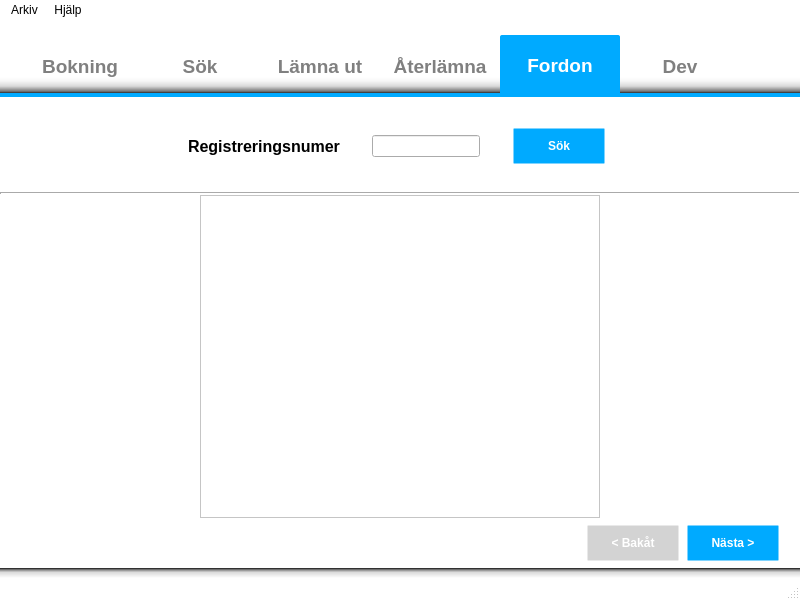
nilsknacken/A3B-repo, file sandbox/martin/local/gui/MainWindow.ui: the form before one commit.
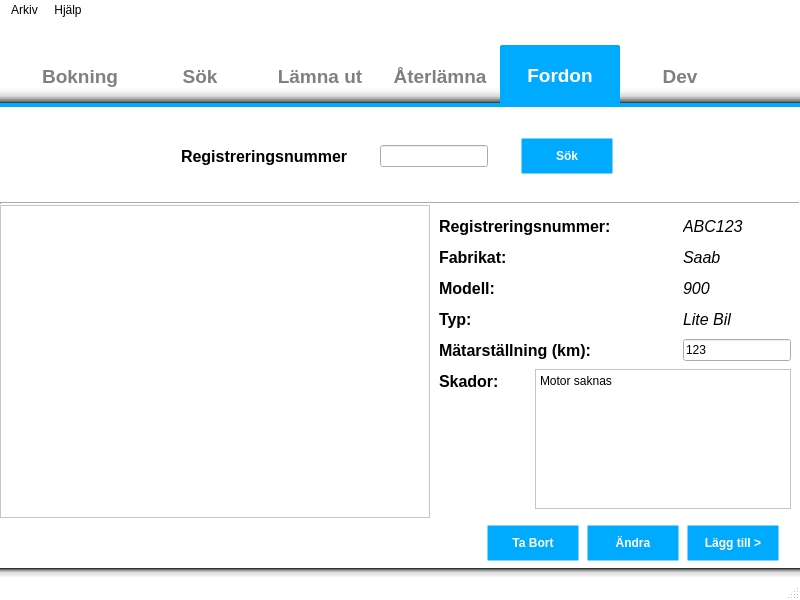
The form after the commit. The open tabs and pages were chosen to show the change. Icons and pictures are not drawn.

```diff
--- a/sandbox/martin/local/gui/MainWindow.ui
+++ b/sandbox/martin/local/gui/MainWindow.ui
@@ -446,6 +446,9 @@
 QFrame {
 background: solid white; }
 
+Line{
+border-color: rgb(0, 170, 255); }
+
 QTabWidget::tab-bar {
 left: 20px;}
 QTabWidget::pane {
@@ -465,6 +468,9 @@
 font:;color: white;}
 QTabBar::tab:!selected {
 font:;color: grey;}
+QTabBar::tab:disabled {
+font:;color: lightgrey;}
+
 
 
 QPushButton {
@@ -522,7 +528,10 @@
 border-top-left-radius: 2px;
 border-top-right-radius: 2px; 
 font: bold; }
-</string>
+
+
+QMessageBox {
+background: solid white; }</string>
   </property>
   <property name="dockOptions">
    <set>QMainWindow::AllowTabbedDocks|QMainWindow::AnimatedDocks</set>
@@ -535,14 +544,11 @@
     <string notr="true"/>
    </property>
    <layout class="QVBoxLayout" name="verticalLayout">
-    <property name="spacing">
-     <number>0</number>
-    </property>
     <property name="leftMargin">
      <number>0</number>
     </property>
     <property name="topMargin">
-     <number>15</number>
+     <number>25</number>
     </property>
     <property name="rightMargin">
      <number>0</number>
@@ -552,6 +558,12 @@
     </property>
     <item>
      <widget class="QTabWidget" name="tabWidgetMainTab">
+      <property name="sizePolicy">
+       <sizepolicy hsizetype="Preferred" vsizetype="Expanding">
+        <horstretch>0</horstretch>
+        <verstretch>0</verstretch>
+       </sizepolicy>
+      </property>
       <property name="font">
        <font>
         <pointsize>14</pointsize>
@@ -1730,171 +1742,6 @@
         <property name="spacing">
          <number>0</number>
         </property>
-        <item row="0" column="0" colspan="2">
-         <layout class="QGridLayout" name="gridLayoutP2Top">
-          <property name="leftMargin">
-           <number>0</number>
-          </property>
-          <property name="topMargin">
-           <number>9</number>
-          </property>
-          <property name="rightMargin">
-           <number>0</number>
-          </property>
-          <item row="0" column="5">
-           <widget class="QPushButton" name="pushButtonP2search">
-            <property name="text">
-             <string>Sök</string>
-            </property>
-           </widget>
-          </item>
-          <item row="0" column="4">
-           <spacer name="horizontalSpacer_9">
-            <property name="orientation">
-             <enum>Qt::Horizontal</enum>
-            </property>
-            <property name="sizeType">
-             <enum>QSizePolicy::Fixed</enum>
-            </property>
-            <property name="sizeHint" stdset="0">
-             <size>
-              <width>20</width>
-              <height>0</height>
-             </size>
-            </property>
-           </spacer>
-          </item>
-          <item row="1" column="5">
-           <widget class="QCheckBox" name="checkBoxP2coming">
-            <property name="text">
-             <string>Kommande</string>
-            </property>
-           </widget>
-          </item>
-          <item row="0" column="7" rowspan="2">
-           <spacer name="verticalSpacer_17">
-            <property name="orientation">
-             <enum>Qt::Vertical</enum>
-            </property>
-            <property name="sizeType">
-             <enum>QSizePolicy::Fixed</enum>
-            </property>
-            <property name="sizeHint" stdset="0">
-             <size>
-              <width>0</width>
-              <height>80</height>
-             </size>
-            </property>
-           </spacer>
-          </item>
-          <item row="2" column="0" colspan="8">
-           <widget class="Line" name="line_6">
-            <property name="lineWidth">
-             <number>2</number>
-            </property>
-            <property name="orientation">
-             <enum>Qt::Horizontal</enum>
-            </property>
-           </widget>
-          </item>
-          <item row="0" column="0" rowspan="2">
-           <spacer name="horizontalSpacer_40">
-            <property name="orientation">
-             <enum>Qt::Horizontal</enum>
-            </property>
-            <property name="sizeHint" stdset="0">
-             <size>
-              <width>40</width>
-              <height>20</height>
-             </size>
-            </property>
-           </spacer>
-          </item>
-          <item row="0" column="6" rowspan="2">
-           <spacer name="horizontalSpacer_39">
-            <property name="orientation">
-             <enum>Qt::Horizontal</enum>
-            </property>
-            <property name="sizeHint" stdset="0">
-             <size>
-              <width>40</width>
-              <height>20</height>
-             </size>
-            </property>
-           </spacer>
-          </item>
-          <item row="1" column="1" colspan="2">
-           <widget class="QCheckBox" name="checkBoxP2closed">
-            <property name="text">
-             <string>Avslutade</string>
-            </property>
-           </widget>
-          </item>
-          <item row="1" column="3" colspan="2">
-           <widget class="QCheckBox" name="checkBoxP2active">
-            <property name="text">
-             <string>Aktiva</string>
-            </property>
-           </widget>
-          </item>
-          <item row="0" column="1" colspan="3">
-           <widget class="QStackedWidget" name="stackedWidgetP2toggle_date_string">
-            <property name="layoutDirection">
-             <enum>Qt::LeftToRight</enum>
-            </property>
-            <property name="currentIndex">
-             <number>1</number>
-            </property>
-            <widget class="QWidget" name="pageP2string">
-             <layout class="QHBoxLayout" name="horizontalLayout_4">
-              <property name="margin">
-               <number>0</number>
-              </property>
-              <item>
-               <widget class="QLineEdit" name="lineEditSearch">
-                <property name="minimumSize">
-                 <size>
-                  <width>0</width>
-                  <height>0</height>
-                 </size>
-                </property>
-               </widget>
-              </item>
-             </layout>
-            </widget>
-            <widget class="QWidget" name="pageP2date_2">
-             <layout class="QVBoxLayout" name="verticalLayout_2">
-              <property name="leftMargin">
-               <number>80</number>
-              </property>
-              <property name="topMargin">
-               <number>0</number>
-              </property>
-              <property name="rightMargin">
-               <number>0</number>
-              </property>
-              <property name="bottomMargin">
-               <number>0</number>
-              </property>
-              <item>
-               <widget class="QDateEdit" name="dateEdit">
-                <property name="sizePolicy">
-                 <sizepolicy hsizetype="Fixed" vsizetype="Fixed">
-                  <horstretch>0</horstretch>
-                  <verstretch>0</verstretch>
-                 </sizepolicy>
-                </property>
-                <property name="calendarPopup">
-                 <bool>true</bool>
-                </property>
-               </widget>
-              </item>
-             </layout>
-            </widget>
-           </widget>
-          </item>
-         </layout>
-        </item>
         <item row="1" column="0">
          <widget class="QFrame" name="frameP2Middle">
           <property name="sizePolicy">
@@ -3149,47 +2996,15 @@
        <attribute name="title">
         <string>Fordon</string>
        </attribute>
-       <layout class="QGridLayout" name="gridLayout_5">
-        <property name="margin">
-         <number>0</number>
-        </property>
+       <layout class="QVBoxLayout" name="verticalLayout_2">
         <property name="spacing">
          <number>0</number>
         </property>
-        <item row="1" column="1">
-         <widget class="QTableWidget" name="tableWidgetP5">
-          <property name="sizePolicy">
-           <sizepolicy hsizetype="Expanding" vsizetype="Expanding">
-            <horstretch>0</horstretch>
-            <verstretch>0</verstretch>
-           </sizepolicy>
-          </property>
-          <property name="maximumSize">
-           <size>
-            <width>500</width>
-            <height>16777215</height>
-           </size>
-          </property>
-         </widget>
-        </item>
-        <item row="1" column="2">
-         <spacer name="horizontalSpacer_21">
-          <property name="orientation">
-           <enum>Qt::Horizontal</enum>
-          </property>
-          <property name="sizeType">
-           <enum>QSizePolicy::Fixed</enum>
-          </property>
-          <property name="sizeHint" stdset="0">
-           <size>
-            <width>200</width>
-            <height>20</height>
-           </size>
-          </property>
-         </spacer>
-        </item>
-        <item row="0" column="0" colspan="3">
-         <layout class="QGridLayout" name="gridLayout_18">
+        <property name="margin">
+         <number>0</number>
+        </property>
+        <item>
+         <layout class="QGridLayout" name="gridLayoutP5top">
           <property name="leftMargin">
            <number>0</number>
           </property>
@@ -3290,7 +3105,7 @@
              </font>
             </property>
             <property name="text">
-             <string>Registreringsnumer</string>
+             <string>Registreringsnummer</string>
             </property>
            </widget>
           </item>
@@ -3322,45 +3137,358 @@
           </item>
          </layout>
         </item>
-        <item row="1" column="0">
-         <spacer name="horizontalSpacer_20">
-          <property name="orientation">
-           <enum>Qt::Horizontal</enum>
+        <item>
+         <layout class="QHBoxLayout" name="horizontalLayout_6">
+          <property name="spacing">
+           <number>0</number>
           </property>
-          <property name="sizeType">
-           <enum>QSizePolicy::Fixed</enum>
-          </property>
-          <property name="sizeHint" stdset="0">
-           <size>
-            <width>200</width>
-            <height>20</height>
-           </size>
-          </property>
-         </spacer>
-        </item>
-        <item row="2" column="0" colspan="3">
-         <layout class="QGridLayout" name="gridLayout_13">
-          <item row="0" column="2">
-           <widget class="QPushButton" name="pushButtonP5next">
-            <property name="text">
-             <string>Nästa &gt;</string>
+          <item>
+           <widget class="QTableWidget" name="tableWidgetP5">
+            <property name="sizePolicy">
+             <sizepolicy hsizetype="Expanding" vsizetype="Expanding">
+              <horstretch>0</horstretch>
+              <verstretch>0</verstretch>
+             </sizepolicy>
             </property>
-           </widget>
-          </item>
-          <item row="0" column="0">
-           <spacer name="horizontalSpacer_36">
-            <property name="orientation">
-             <enum>Qt::Horizontal</enum>
-            </property>
-            <property name="sizeHint" stdset="0">
+            <property name="maximumSize">
              <size>
-              <width>40</width>
-              <height>20</height>
+              <width>500</width>
+              <height>16777215</height>
              </size>
             </property>
-           </spacer>
+           </widget>
           </item>
+          <item>
+           <layout class="QGridLayout" name="gridLayout_5">
+            <property name="horizontalSpacing">
+             <number>20</number>
+            </property>
+            <property name="margin">
+             <number>9</number>
+            </property>
+            <item row="4" column="0" colspan="2">
+             <widget class="QLabel" name="label_18">
+              <property name="sizePolicy">
+               <sizepolicy hsizetype="Preferred" vsizetype="Fixed">
+                <horstretch>0</horstretch>
+                <verstretch>0</verstretch>
+               </sizepolicy>
+              </property>
+              <property name="minimumSize">
+               <size>
+                <width>0</width>
+                <height>25</height>
+               </size>
+              </property>
+              <property name="font">
+               <font>
+                <pointsize>12</pointsize>
+                <weight>75</weight>
+                <bold>true</bold>
+               </font>
+              </property>
+              <property name="text">
+               <string>Mätarställning (km):</string>
+              </property>
+             </widget>
+            </item>
+            <item row="1" column="0" colspan="2">
+             <widget class="QLabel" name="label_4">
+              <property name="sizePolicy">
+               <sizepolicy hsizetype="Preferred" vsizetype="Fixed">
+                <horstretch>0</horstretch>
+                <verstretch>0</verstretch>
+               </sizepolicy>
+              </property>
+              <property name="minimumSize">
+               <size>
+                <width>0</width>
+                <height>25</height>
+               </size>
+              </property>
+              <property name="font">
+               <font>
+                <pointsize>12</pointsize>
+                <weight>75</weight>
+                <bold>true</bold>
+               </font>
+              </property>
+              <property name="text">
+               <string>Fabrikat:</string>
+              </property>
+             </widget>
+            </item>
+            <item row="0" column="0" colspan="2">
+             <widget class="QLabel" name="label_3">
+              <property name="sizePolicy">
+               <sizepolicy hsizetype="Preferred" vsizetype="Fixed">
+                <horstretch>0</horstretch>
+                <verstretch>0</verstretch>
+               </sizepolicy>
+              </property>
+              <property name="minimumSize">
+               <size>
+                <width>0</width>
+                <height>25</height>
+               </size>
+              </property>
+              <property name="font">
+               <font>
+                <pointsize>12</pointsize>
+                <weight>75</weight>
+                <bold>true</bold>
+               </font>
+              </property>
+              <property name="text">
+               <string>Registreringsnummer:</string>
+              </property>
+             </widget>
+            </item>
+            <item row="5" column="1" rowspan="2" colspan="2">
+             <widget class="QPlainTextEdit" name="plainTextEditP5damages">
+              <property name="sizePolicy">
+               <sizepolicy hsizetype="Preferred" vsizetype="Expanding">
+                <horstretch>0</horstretch>
+                <verstretch>0</verstretch>
+               </sizepolicy>
+              </property>
+              <property name="minimumSize">
+               <size>
+                <width>200</width>
+                <height>0</height>
+               </size>
+              </property>
+              <property name="maximumSize">
+               <size>
+                <width>300</width>
+                <height>16777215</height>
+               </size>
+              </property>
+              <property name="readOnly">
+               <bool>true</bool>
+              </property>
+              <property name="plainText">
+               <string>Motor saknas</string>
+              </property>
+             </widget>
+            </item>
+            <item row="5" column="0">
+             <widget class="QLabel" name="label_19">
+              <property name="sizePolicy">
+               <sizepolicy hsizetype="Preferred" vsizetype="Fixed">
+                <horstretch>0</horstretch>
+                <verstretch>0</verstretch>
+               </sizepolicy>
+              </property>
+              <property name="minimumSize">
+               <size>
+                <width>0</width>
+                <height>25</height>
+               </size>
+              </property>
+              <property name="font">
+               <font>
+                <pointsize>12</pointsize>
+                <weight>75</weight>
+                <bold>true</bold>
+               </font>
+              </property>
+              <property name="text">
+               <string>Skador:</string>
+              </property>
+             </widget>
+            </item>
+            <item row="4" column="2">
+             <widget class="QLineEdit" name="lineEditP5mileage">
+              <property name="sizePolicy">
+               <sizepolicy hsizetype="Fixed" vsizetype="Fixed">
+                <horstretch>0</horstretch>
+                <verstretch>0</verstretch>
+               </sizepolicy>
+              </property>
+              <property name="minimumSize">
+               <size>
+                <width>100</width>
+                <height>0</height>
+               </size>
+              </property>
+              <property name="text">
+               <string>123</string>
+              </property>
+              <property name="maxLength">
+               <number>6</number>
+              </property>
+              <property name="readOnly">
+               <bool>true</bool>
+              </property>
+             </widget>
+            </item>
+            <item row="3" column="2">
+             <widget class="QLabel" name="label_20">
+              <property name="sizePolicy">
+               <sizepolicy hsizetype="Fixed" vsizetype="Preferred">
+                <horstretch>0</horstretch>
+                <verstretch>0</verstretch>
+               </sizepolicy>
+              </property>
+              <property name="minimumSize">
+               <size>
+                <width>100</width>
+                <height>0</height>
+               </size>
+              </property>
+              <property name="font">
+               <font>
+                <pointsize>12</pointsize>
+                <italic>true</italic>
+               </font>
+              </property>
+              <property name="text">
+               <string>Lite Bil</string>
+              </property>
+             </widget>
+            </item>
+            <item row="0" column="2">
+             <widget class="QLabel" name="label_21">
+              <property name="sizePolicy">
+               <sizepolicy hsizetype="Fixed" vsizetype="Preferred">
+                <horstretch>0</horstretch>
+                <verstretch>0</verstretch>
+               </sizepolicy>
+              </property>
+              <property name="minimumSize">
+               <size>
+                <width>100</width>
+                <height>0</height>
+               </size>
+              </property>
+              <property name="font">
+               <font>
+                <pointsize>12</pointsize>
+                <italic>true</italic>
+               </font>
+              </property>
+              <property name="text">
+               <string>ABC123</string>
+              </property>
+             </widget>
+            </item>
+            <item row="1" column="2">
+             <widget class="QLabel" name="label_22">
+              <property name="sizePolicy">
+               <sizepolicy hsizetype="Fixed" vsizetype="Preferred">
+                <horstretch>0</horstretch>
+                <verstretch>0</verstretch>
+               </sizepolicy>
+              </property>
+              <property name="minimumSize">
+               <size>
+                <width>100</width>
+                <height>0</height>
+               </size>
+              </property>
+              <property name="font">
+               <font>
+                <pointsize>12</pointsize>
+                <italic>true</italic>
+               </font>
+              </property>
+              <property name="text">
+               <string>Saab</string>
+              </property>
+             </widget>
+            </item>
+            <item row="2" column="2">
+             <widget class="QLabel" name="label_23">
+              <property name="sizePolicy">
+               <sizepolicy hsizetype="Fixed" vsizetype="Preferred">
+                <horstretch>0</horstretch>
+                <verstretch>0</verstretch>
+               </sizepolicy>
+              </property>
+              <property name="minimumSize">
+               <size>
+                <width>100</width>
+                <height>0</height>
+               </size>
+              </property>
+              <property name="font">
+               <font>
+                <pointsize>12</pointsize>
+                <italic>true</italic>
+               </font>
+              </property>
+              <property name="text">
+               <string>900</string>
+              </property>
+             </widget>
+            </item>
+            <item row="3" column="0" colspan="2">
+             <widget class="QLabel" name="label_17">
+              <property name="sizePolicy">
+               <sizepolicy hsizetype="Preferred" vsizetype="Fixed">
+                <horstretch>0</horstretch>
+                <verstretch>0</verstretch>
+               </sizepolicy>
+              </property>
+              <property name="minimumSize">
+               <size>
+                <width>0</width>
+                <height>25</height>
+               </size>
+              </property>
+              <property name="font">
+               <font>
+                <pointsize>12</pointsize>
+                <weight>75</weight>
+                <bold>true</bold>
+               </font>
+              </property>
+              <property name="text">
+               <string>Typ:</string>
+              </property>
+             </widget>
+            </item>
+            <item row="2" column="0" colspan="2">
+             <widget class="QLabel" name="label_5">
+              <property name="sizePolicy">
+               <sizepolicy hsizetype="Preferred" vsizetype="Fixed">
+                <horstretch>0</horstretch>
+                <verstretch>0</verstretch>
+               </sizepolicy>
+              </property>
+              <property name="minimumSize">
+               <size>
+                <width>0</width>
+                <height>25</height>
+               </size>
+              </property>
+              <property name="font">
+               <font>
+                <pointsize>12</pointsize>
+                <weight>75</weight>
+                <bold>true</bold>
+               </font>
+              </property>
+              <property name="text">
+               <string>Modell:</string>
+              </property>
+             </widget>
+            </item>
+           </layout>
+          </item>
+         </layout>
+        </item>
+        <item>
+         <layout class="QGridLayout" name="gridLayoutP5bottom">
           <item row="0" column="3">
+           <widget class="QPushButton" name="pushButtonP5add">
+            <property name="text">
+             <string>Lägg till &gt;</string>
+            </property>
+           </widget>
+          </item>
+          <item row="0" column="4">
            <spacer name="verticalSpacer_16">
             <property name="orientation">
              <enum>Qt::Vertical</enum>
@@ -3376,18 +3504,51 @@
             </property>
            </spacer>
           </item>
-          <item row="0" column="1">
-           <widget class="QPushButton" name="pushButtonP5back">
+          <item row="0" column="0">
+           <spacer name="horizontalSpacer_36">
+            <property name="orientation">
+             <enum>Qt::Horizontal</enum>
+            </property>
+            <property name="sizeHint" stdset="0">
+             <size>
+              <width>40</width>
+              <height>20</height>
+             </size>
+            </property>
+           </spacer>
+          </item>
+          <item row="0" column="2">
+           <widget class="QPushButton" name="pushButtonP5change">
             <property name="enabled">
-             <bool>false</bool>
+             <bool>true</bool>
             </property>
             <property name="text">
-             <string>&lt; Bakåt</string>
+             <string>Ändra</string>
+            </property>
+           </widget>
+          </item>
+          <item row="0" column="1">
+           <widget class="QPushButton" name="pushButtonP5remove">
+            <property name="text">
+             <string>Ta Bort</string>
             </property>
            </widget>
           </item>
          </layout>
         </item>
+        <item>
+         <spacer name="verticalSpacer_22">
+          <property name="orientation">
+           <enum>Qt::Vertical</enum>
+          </property>
+          <property name="sizeHint" stdset="0">
+           <size>
+            <width>20</width>
+            <height>0</height>
+           </size>
+          </property>
+         </spacer>
+        </item>
        </layout>
       </widget>
       <widget class="QWidget" name="tabDev">
```
Left out of the diff: 657 changed lines with no effect on the pictures.
